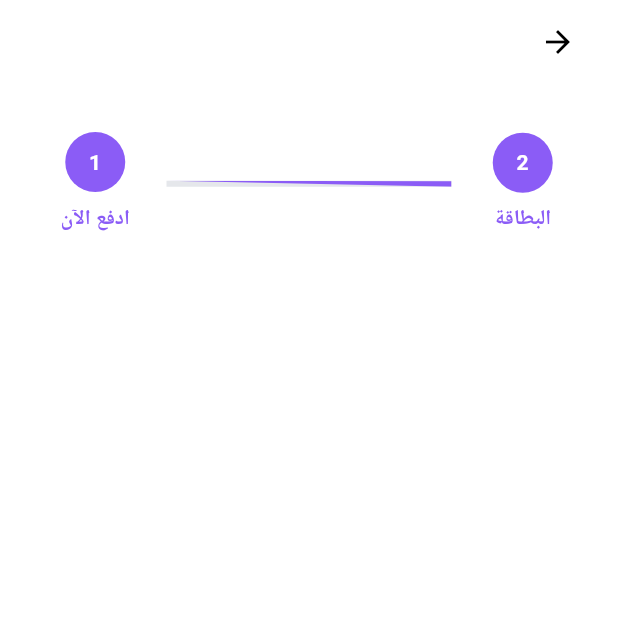
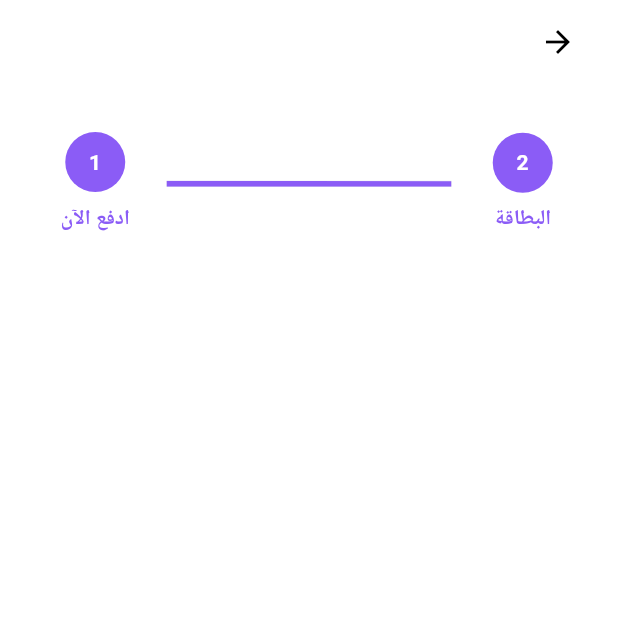
Before and after one commit to softmohamedali/Moteelz-task, a Flutter app: the screen it shows after launch, on a phone screen of 412 x 824 dp, the top half of it. Run offline on Flutter 3.47's test engine with Material 3 defaults, Android fonts, the phone set to English and light mode, and no system bars; our stand-ins replace dartz, dio, flutter_native_splash, flutter_svg, freezed_annotation, get and 1 more.

Commit message:
first commit

```diff
--- a/lib/presentation/pages/details_payment_steps/widgets/stepper.dart
+++ b/lib/presentation/pages/details_payment_steps/widgets/stepper.dart
@@ -12,7 +12,8 @@ class CustomStepper extends StatelessWidget {
     required this.steps,
     this.activeColor = const Color(0xFF8B5CF6), // Purple color
     this.inactiveColor = const Color(0xFFE5E7EB), // Light gray
-  }) : super(key: key);
+  }) : assert(steps.length == 2, 'This CustomStepper is designed for exactly 2 steps'),
+        super(key: key);
 
   @override
   Widget build(BuildContext context) {
@@ -21,13 +22,9 @@ class CustomStepper extends StatelessWidget {
       child: Padding(
         padding: const EdgeInsets.symmetric(horizontal: 16),
         child: Row(
-          children: List.generate(steps.length * 2 - 1, (index) {
-            // For even indices, render step indicators
-            if (index % 2 == 0) {
-              final stepIndex = index ~/ 2;
-              final isActive = stepIndex <= currentStep;
-
-              return Expanded(
+          children: [
+            // Step 2
+            Expanded(
               flex: 1,
               child: Column(
                 children: [
@@ -35,14 +32,14 @@ class CustomStepper extends StatelessWidget {
                     width: 40,
                     height: 40,
                     decoration: BoxDecoration(
-                        color: isActive ? activeColor : inactiveColor,
+                      color: currentStep >= 1 ? activeColor : inactiveColor,
                       shape: BoxShape.circle,
                     ),
                     child: Center(
                       child: Text(
-                          '${steps.length - stepIndex}',
+                        '2',
                         style: TextStyle(
-                            color: isActive ? Colors.white : const Color(0xFF6B7280),
+                          color: currentStep >= 1 ? Colors.white : const Color(0xFF6B7280),
                           fontWeight: FontWeight.bold,
                         ),
                       ),
@@ -50,29 +47,18 @@ class CustomStepper extends StatelessWidget {
                   ),
                   const SizedBox(height: 8),
                   Text(
-                      steps[stepIndex],
+                    steps[0],
                     style: TextStyle(
-                        color: isActive ? activeColor : const Color(0xFF6B7280),
-                        fontWeight: isActive ? FontWeight.bold : FontWeight.normal,
+                      color: currentStep >= 1 ? activeColor : const Color(0xFF6B7280),
+                      fontWeight: currentStep >= 1 ? FontWeight.bold : FontWeight.normal,
                     ),
                   ),
                 ],
               ),
-              );
-            }
-            // For odd indices, render connecting lines
-            else {
-              final beforeStepIndex = index ~/ 2;
-              final isActive = beforeStepIndex <= currentStep - 1;
-              // Calculate progress percentage for the current step's line
-              double progressPercentage = 0.0;
-              if (beforeStepIndex == currentStep - 1) {
-                progressPercentage = 0.5; // Half filled when at step 1
-              } else if (beforeStepIndex < currentStep - 1) {
-                progressPercentage = 1.0; // Fully filled for completed steps
-              }
+            ),
 
-              return Expanded(
+            // Connecting line
+            Expanded(
               flex: 2,
               child: Container(
                 height: 40,
@@ -84,9 +70,12 @@ class CustomStepper extends StatelessWidget {
                       height: 4,
                       color: inactiveColor,
                     ),
-                      // Progress line (active) - With steeper slope using ClipPath
+                    // Progress line (active)
                     ClipPath(
-                        clipper: SteeperLineClipper(progressPercentage),
+                      clipper: SteeperLineClipper(
+                        currentStep == 0 ? 0.0 :
+                        currentStep == 1 ? 0.5 : 1.0,
+                      ),
                       child: Container(
                         height: 4,
                         color: activeColor,
@@ -95,9 +84,42 @@ class CustomStepper extends StatelessWidget {
                   ],
                 ),
               ),
-              );
-            }
-          }),
+            ),
+
+            // Step 1
+            Expanded(
+              flex: 1,
+              child: Column(
+                children: [
+                  Container(
+                    width: 40,
+                    height: 40,
+                    decoration: BoxDecoration(
+                      color: currentStep >= 0 ? activeColor : inactiveColor,
+                      shape: BoxShape.circle,
+                    ),
+                    child: Center(
+                      child: Text(
+                        '1',
+                        style: TextStyle(
+                          color: currentStep >= 0 ? Colors.white : const Color(0xFF6B7280),
+                          fontWeight: FontWeight.bold,
+                        ),
+                      ),
+                    ),
+                  ),
+                  const SizedBox(height: 8),
+                  Text(
+                    steps[1],
+                    style: TextStyle(
+                      color: currentStep >= 0 ? activeColor : const Color(0xFF6B7280),
+                      fontWeight: currentStep >= 0 ? FontWeight.bold : FontWeight.normal,
+                    ),
+                  ),
+                ],
+              ),
+            ),
+          ],
         ),
       ),
     );
@@ -114,8 +136,7 @@ class SteeperLineClipper extends CustomClipper<Path> {
   Path getClip(Size size) {
     final path = Path();
 
-    // Start at the bottom-left
-
+    path.moveTo(0, 0);
 
     // Calculate how much of the width to fill based on progress
     final fillWidth = size.width * progressPercentage;
@@ -123,6 +144,7 @@ class SteeperLineClipper extends CustomClipper<Path> {
     // Create a steeper line by adjusting the Y position
     path.lineTo(fillWidth, size.height * 0.1); // Make the line go upward for steeper effect
     path.lineTo(fillWidth, size.height);
+    path.lineTo(0, size.height);
     path.close();
 
     return path;
```
Lines whose indentation alone changed are shown as unchanged.
